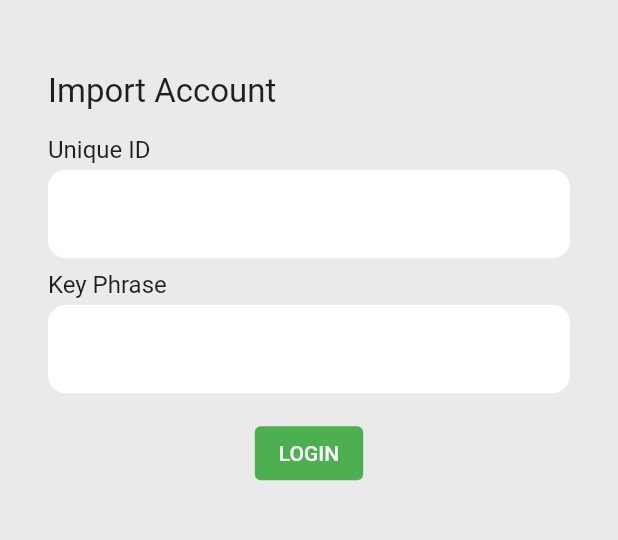
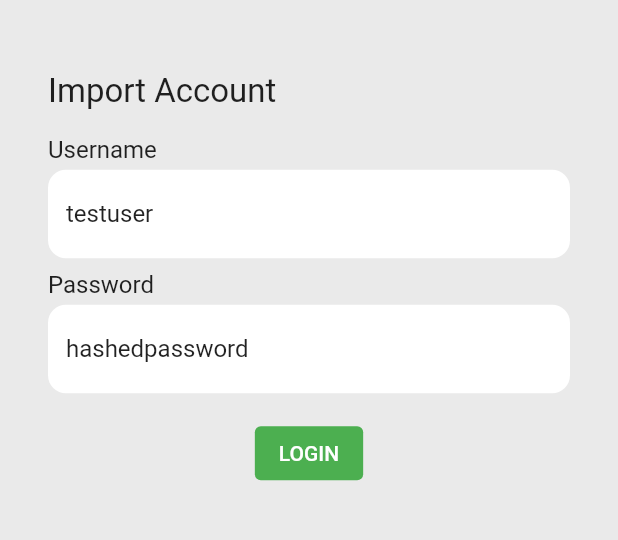
Before and after one commit to arshithsuresh/dpwd-mobile-app, a Flutter app: the screen it shows after launch, on a phone screen of 412 x 824 dp, the part 431-971 px from its top. Run offline on Flutter 3.47's test engine with Material 2 defaults, Android fonts, the light colour scheme and no system bars; our stand-ins replace dio; missing offline and left inert: dart:ffi; accounts and stored records are empty.

Commit message:
Integration 35

```diff
--- /dev/null
+++ b/lib/api/UserAPI.dart
@@ -0,0 +1,25 @@
+import 'dart:convert';
+
+import 'package:dpwdapp/api/httpservice.dart';
+import 'package:dpwdapp/model/userModel.dart';
+
+class UserAPI{
+  HttpService _httpService = HttpService();
+
+  Future<User> loginUser({username,password}) async {
+
+    final userData = {
+      "username":username,
+      "password":password
+    };
+
+    final result = await _httpService.postRequest(data: userData, endpoint: "/auth/login");
+    if(result.statusCode == 200)
+    {
+      _httpService.addUserToken(result.data['accessToken']);
+      return User.fromJson(result.data);
+    }
+    else
+      return null;
+  }
+}
--- a/lib/core/Routes.dart
+++ b/lib/core/Routes.dart
@@ -1,3 +1,5 @@
+import 'package:dpwdapp/views/ContractorDashboard.dart';
+import 'package:dpwdapp/views/GovtOfficialDashboard.dart';
 import 'package:dpwdapp/views/ImportWallet.dart';
 import 'package:dpwdapp/views/ProjectDetails.dart';
 import 'package:dpwdapp/views/Projects.dart';
--- /dev/null
+++ b/lib/model/userModel.dart
@@ -0,0 +1,19 @@
+
+class User {
+
+    String username;
+    String name;
+    String organization;
+    int verified;
+    int role;
+    String accessToken;
+
+    User({this.username, this.name, this.organization,this.role,this.verified, this.accessToken});
+
+    factory User.fromJson(Map<String,dynamic> json) {
+        return User(username: json['username'], name: json['name'], organization: json['organization'],
+                    role: json['role'], verified: json['verified'], accessToken: json['accessToken']);
+    }
+
+
+}
--- /dev/null
+++ b/lib/state/user/UserProvider.dart
@@ -0,0 +1,31 @@
+import 'package:dpwdapp/api/UserAPI.dart';
+import 'package:dpwdapp/api/httpservice.dart';
+import 'package:dpwdapp/model/userModel.dart';
+import 'package:flutter/foundation.dart';
+
+class UserProvider extends ChangeNotifier{
+
+  User curUser;
+  UserAPI _userAPI = UserAPI();
+
+  Future<bool> LogInUser({username, password}) async
+  {
+    User user = await _userAPI.loginUser(username: username, password: password);
+    if(user == null)
+    {
+      UserLoginError();
+      return false;;
+    }
+
+    curUser = user;
+    notifyListeners();
+    return true;
+
+  }
+
+  void UserLoginError(){
+
+    notifyListeners();
+  }
+
+}
--- a/lib/views/ImportWallet.dart
+++ b/lib/views/ImportWallet.dart
@@ -1,9 +1,24 @@
+import 'package:dpwdapp/api/UserAPI.dart';
 import 'package:dpwdapp/core/Routes.dart';
+import 'package:dpwdapp/state/user/UserProvider.dart';
 import 'package:flutter/material.dart';
+import 'package:provider/provider.dart';
 
 class ImportWallet extends StatelessWidget {
+  UserAPI _userAPI = UserAPI();
+
+  final txtUsernameController = TextEditingController();
+  final txtPasswordController = TextEditingController();
+
+  ImportWallet() {
+    txtUsernameController.text = "testuser";
+    txtPasswordController.text = "hashedpassword";
+  }
+
   @override
   Widget build(BuildContext context) {
+    print("Build");
+
     return Scaffold(
       backgroundColor: Color.fromRGBO(234, 234, 234, 1),
       body: Container(
@@ -39,12 +54,13 @@ class ImportWallet extends StatelessWidget {
                       ),
                       SizedBox(height: 16),
                       Text(
-                      "Unique ID",
-                      style:
-                          TextStyle(fontSize: 16, fontWeight: FontWeight.w400),
+                        "Username",
+                        style: TextStyle(
+                            fontSize: 16, fontWeight: FontWeight.w400),
                       ),
                       SizedBox(height: 4),
                       TextField(
+                        controller: txtUsernameController,
                         decoration: const InputDecoration(
                             fillColor: Colors.white,
                             filled: true,
@@ -56,12 +72,13 @@ class ImportWallet extends StatelessWidget {
                       ),
                       SizedBox(height: 8),
                       Text(
-                      "Key Phrase",
-                      style:
-                          TextStyle(fontSize: 16, fontWeight: FontWeight.w400),
+                        "Password",
+                        style: TextStyle(
+                            fontSize: 16, fontWeight: FontWeight.w400),
                       ),
                       SizedBox(height: 4),
                       TextField(
+                        controller: txtPasswordController,
                         decoration: const InputDecoration(
                             fillColor: Colors.white,
                             filled: true,
@@ -76,7 +93,12 @@ class ImportWallet extends StatelessWidget {
                   SizedBox(height: 16),
                   ElevatedButton(
                     onPressed: () {
-                    Navigator.pushNamed(context, AppRoutes.ROUTE_LoginPage);
+                      Provider.of<UserProvider>(context, listen: false).LogInUser(
+                          username: txtUsernameController.text,
+                          password: txtPasswordController.text ).then((loggedin){
+                            if(loggedin)
+                              Navigator.pushNamed(context, AppRoutes.ROUTE_Dashboard);
+                          });
                     },
                     child: Text("LOGIN"),
                     style: ElevatedButton.styleFrom(
@@ -84,8 +106,7 @@ class ImportWallet extends StatelessWidget {
                   )
                 ],
               ),
-          ),
-        ),
+            )),
       ),
     );
   }
--- a/lib/views/LoginPage.dart
+++ b/lib/views/LoginPage.dart
@@ -2,8 +2,10 @@ import 'package:dpwdapp/core/Routes.dart';
 import 'package:flutter/material.dart';
 
 class LoginPage extends StatelessWidget {
+
   @override
   Widget build(BuildContext context) {
+
     return Scaffold(
       backgroundColor: Color.fromRGBO(234, 234, 234, 1),
       body: Container(
@@ -69,7 +71,6 @@ class LoginPage extends StatelessWidget {
                 SizedBox(height: 16),
                 ElevatedButton(
                   onPressed: () {
-                    Navigator.pushNamed(context, AppRoutes.ROUTE_Dashboard);
                   },
                   child: Text("LOGIN"),
                   style: ElevatedButton.styleFrom(
--- a/pubspec.yaml
+++ b/pubspec.yaml
@@ -28,6 +28,8 @@ dependencies:
   # The following adds the Cupertino Icons font to your application.
   # Use with the CupertinoIcons class for iOS style icons.
   cupertino_icons: ^1.0.2
+  dio: ^4.0.6
+  provider: ^6.0.3
 
 dev_dependencies:
   flutter_test:
```
Also changed, not shown: lib/api/ProjectAPI.dart (added, +30 -0 lines), lib/api/httpservice.dart (added, +67 -0 lines), lib/error/UserExceptions.dart (added, +41 -0 lines), lib/main.dart (+10 -1 lines), lib/model/projectModel.dart (added, +74 -0 lines), lib/state/project/ProjectProvider.dart (added, +27 -0 lines), lib/views/GovtOfficialDashboard.dart (+11 -11 lines), lib/views/PublicUserDashboard.dart (+5 -15 lines), lib/constants/constants.dart (added), lib/model/complaintModel.dart (added), lib/views/LocationPicker.dart (added), pubspec.lock, 4 other files. Lines whose indentation alone changed are shown as unchanged.
